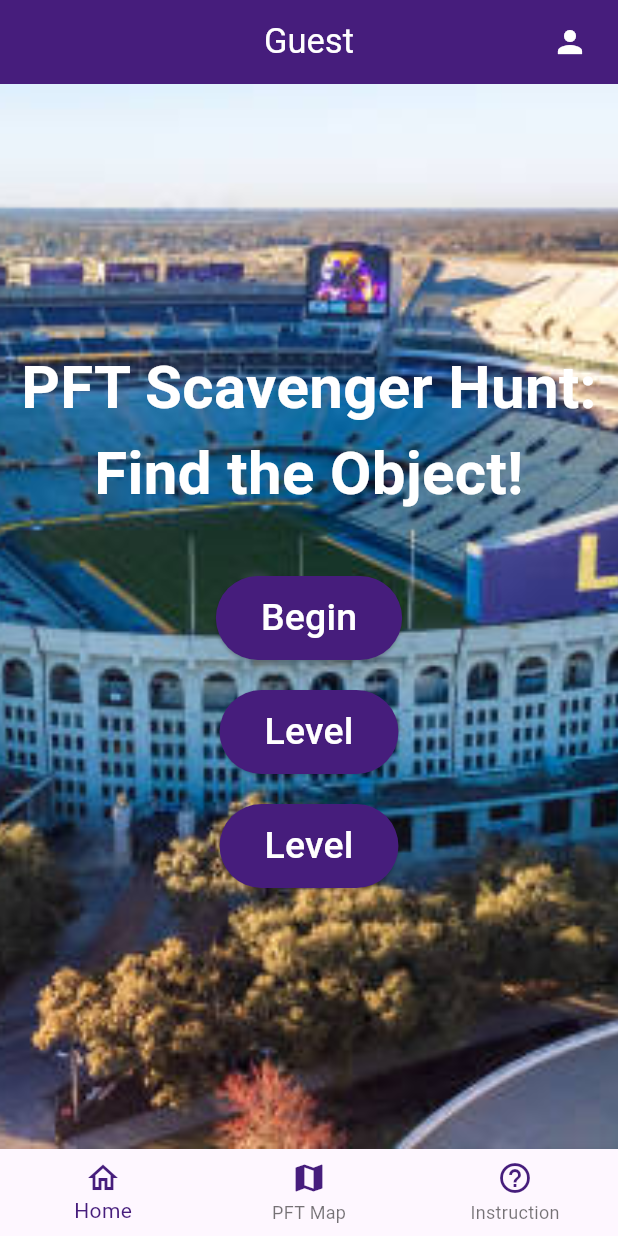
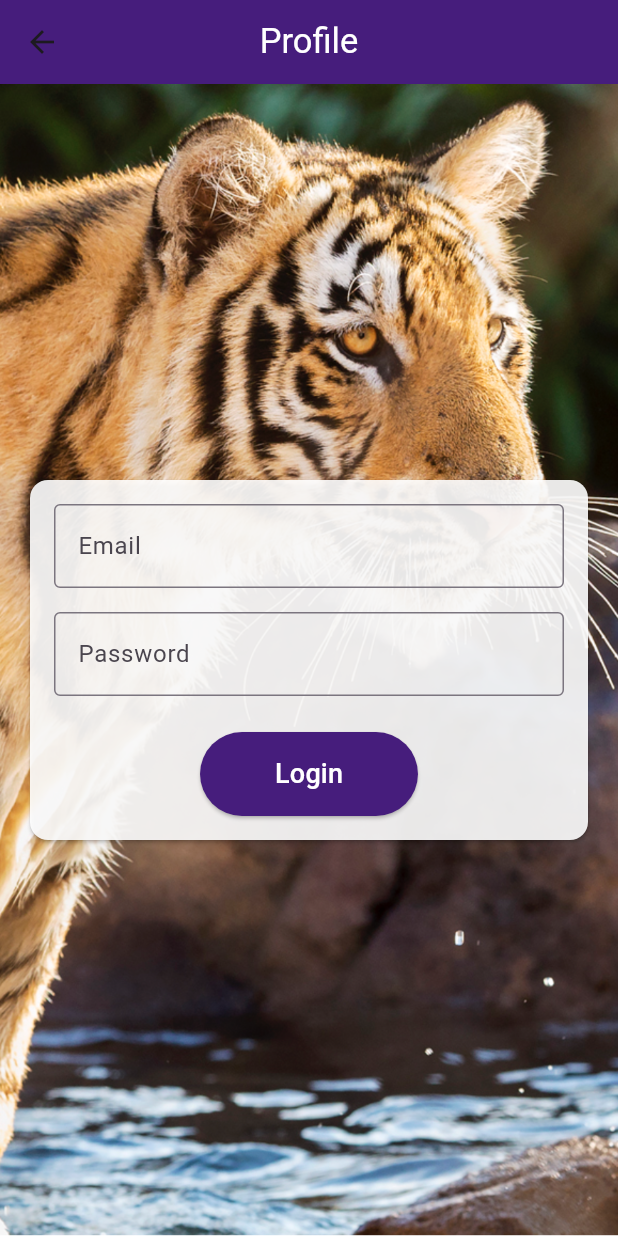
Before and after one commit to Harmonyy3/branded_PFT_Hunt_Mobile_, a Flutter app: the screen it shows after launch, after a tap on the "person" icon, on a phone screen of 412 x 824 dp. Run offline on Flutter 3.47's test engine with Material 3 defaults, Android fonts, the phone set to English and light mode, and no system bars.

Commit message:
login and logout feature for profile_screen

```diff
--- /dev/null
+++ b/lib/screens/profile_screen.dart
@@ -0,0 +1,160 @@
+import 'package:flutter/material.dart';
+
+class ProfileScreen extends StatefulWidget {
+  const ProfileScreen({super.key});
+
+  @override
+  State<ProfileScreen> createState() => _ProfileScreenState();
+}
+
+class _ProfileScreenState extends State<ProfileScreen> {
+  final _formKey = GlobalKey<FormState>();
+  final _emailController = TextEditingController();
+  final _passwordController = TextEditingController();
+  bool _isLoggedIn = false;
+
+  void _login() {
+    if (_formKey.currentState!.validate()) {
+      //require an api call to verify credentials
+         setState(() {
+        _isLoggedIn = true;
+      });
+    }
+  }
+
+  void _logout() {
+    setState(() {
+      _isLoggedIn = false;
+      _emailController.clear();
+      _passwordController.clear();
+    });
+  }
+
+  @override
+  Widget build(BuildContext context) {
+    return Scaffold(
+      appBar: AppBar(
+        centerTitle: true,
+        title: const Text('Profile', style: TextStyle(color: Colors.white, fontSize: 23)),
+        backgroundColor: const Color(0xFF461D7C),
+      ),
+      body: Container(
+        decoration: BoxDecoration(
+          image: DecorationImage(
+            image: AssetImage("assets/tiger.png"),
+            fit: BoxFit.cover,
+          ),
+        ),
+        child: Padding(
+          padding: const EdgeInsets.all(16.0),
+          child: _isLoggedIn
+              ? _buildProfileView()
+              : _buildLoginForm(),
+        ),
+      ),
+    );
+  }
+
+  Widget _buildLoginForm() {
+    return Form(
+      key: _formKey,
+      child: Column(
+        mainAxisAlignment: MainAxisAlignment.center,
+        children: [
+          Card(
+            color: Colors.white.withOpacity(0.9),
+            child: Padding(
+              padding: const EdgeInsets.all(16.0),
+              child: Column(
+                children: [
+                  TextFormField(
+                    controller: _emailController,
+                    decoration: const InputDecoration(
+                      labelText: 'Email',
+                      border: OutlineInputBorder(),
+                    ),
+                    validator: (value) {
+                      if (value == null || value.isEmpty) {
+                        return 'Please enter your email';
+                      }
+                      return null;
+                    },
+                  ),
+                  const SizedBox(height: 16),
+                  TextFormField(
+                    controller: _passwordController,
+                    decoration: const InputDecoration(
+                      labelText: 'Password',
+                      border: OutlineInputBorder(),
+                    ),
+                    obscureText: true,
+                    validator: (value) {
+                      if (value == null || value.isEmpty) {
+                        return 'Please enter your password';
+                      }
+                      return null;
+                    },
+                  ),
+                  const SizedBox(height: 24),
+                  ElevatedButton(
+                    onPressed: _login,
+                    style: ElevatedButton.styleFrom(
+                      backgroundColor: const Color(0xFF461D7C),
+                      foregroundColor: Colors.white,
+                      padding: const EdgeInsets.symmetric(horizontal: 50, vertical: 15),
+                    ),
+                    child: const Text('Login', style: TextStyle(fontSize: 18)),
+                  ),
+                ],
+              ),
+            ),
+          ),
+        ],
+      ),
+    );
+  }
+
+  Widget _buildProfileView() {
+    return Center(
+      child: Card(
+        color: Colors.white.withOpacity(0.9),
+        child: Container(
+          width: MediaQuery.of(context).size.width * 0.9,
+          padding: const EdgeInsets.all(16.0),
+          child: Column(
+            mainAxisSize: MainAxisSize.min,
+            children: [
+              const CircleAvatar(
+                radius: 50,
+                backgroundColor: Color(0xFF461D7C),
+                child: Icon(Icons.person, size: 50, color: Colors.white),
+              ),
+              const SizedBox(height: 16),
+              Text(
+                _emailController.text,
+                style: const TextStyle(fontSize: 20, fontWeight: FontWeight.bold),
+              ),
+              const SizedBox(height: 24),
+              ElevatedButton(
+                onPressed: _logout,
+                style: ElevatedButton.styleFrom(
+                  backgroundColor: const Color(0xFF461D7C),
+                  foregroundColor: Colors.white,
+                  padding: const EdgeInsets.symmetric(horizontal: 50, vertical: 15),
+                ),
+                child: const Text('Logout', style: TextStyle(fontSize: 18)),
+              ),
+            ],
+          ),
+        ),
+      ),
+    );
+  }
+
+  @override
+  void dispose() {
+    _emailController.dispose();
+    _passwordController.dispose();
+    super.dispose();
+  }
+}
--- a/lib/screens/welcome_screen.dart
+++ b/lib/screens/welcome_screen.dart
@@ -1,5 +1,6 @@
 import 'package:flutter/material.dart';
 import 'intro_screen.dart';
+import 'profile_screen.dart';
 
 class WelcomeScreen extends StatelessWidget {
   const WelcomeScreen({super.key});
@@ -16,7 +17,10 @@ class WelcomeScreen extends StatelessWidget {
           IconButton(
             icon: const Icon(Icons.person, color: Colors.white),
             onPressed: () {
-              // TODO: Navigate to profile screen
+              Navigator.push(
+                context,
+                MaterialPageRoute(builder: (context) => const ProfileScreen()),
+              );
             },
           ),
           const SizedBox(width: 8),
@@ -25,7 +29,7 @@ class WelcomeScreen extends StatelessWidget {
       body: Container(
         decoration: BoxDecoration(
           image: DecorationImage(
-            image: AssetImage("assets/lsu1.jpg"),
+            image: AssetImage("assets/pft.png"),
             fit: BoxFit.cover,
           ),
         ),
@@ -34,7 +38,7 @@ class WelcomeScreen extends StatelessWidget {
             mainAxisAlignment: MainAxisAlignment.center,
             children: [
               const Text(
-                "PFT Scavenger Hunt:\nFind the Object!",
+                "PFT Scavenger Hunt:\nFind the Object",
                 style: TextStyle(
                   fontSize: 40,
                   fontWeight: FontWeight.bold,
@@ -76,31 +80,11 @@ class WelcomeScreen extends StatelessWidget {
                   foregroundColor: Colors.white,
                 ),
                 child: const Text(
-                  "Level",
+                  "Score",
                   style: TextStyle(
                     fontSize: 25,
                   ),
                   ),
-              ),
-              const SizedBox(height: 20),
-              ElevatedButton(
-                onPressed: () {
-                  Navigator.push(
-                    context,
-                    MaterialPageRoute(builder: (context) => const IntroScreen()),
-                  );
-                },
-                style: ElevatedButton.styleFrom(
-                  padding: const EdgeInsets.symmetric(horizontal: 30, vertical: 10),
-                  backgroundColor: Color(0xFF461D7C),
-                  foregroundColor: Colors.white,
-                ),
-                child: const Text(
-                  "Level",
-                  style: TextStyle(
-                    fontSize: 25,
-                  ),
-                ),
               ),
             ],
           ),
--- a/pubspec.yaml
+++ b/pubspec.yaml
@@ -103,6 +103,12 @@ flutter:
 
     - assets/lsu_oak_cropped.png
 
+    - assets/tiger.png
+
+    - assets/pft.png
+
+    - assets/pftt.png
+
     - assets/sounds/correct.mp3
 
     - assets/sounds/wrong.mp3
```
Also changed, not shown: assets/pft.png (added), assets/pftt.png (added), assets/tiger.png (added).
